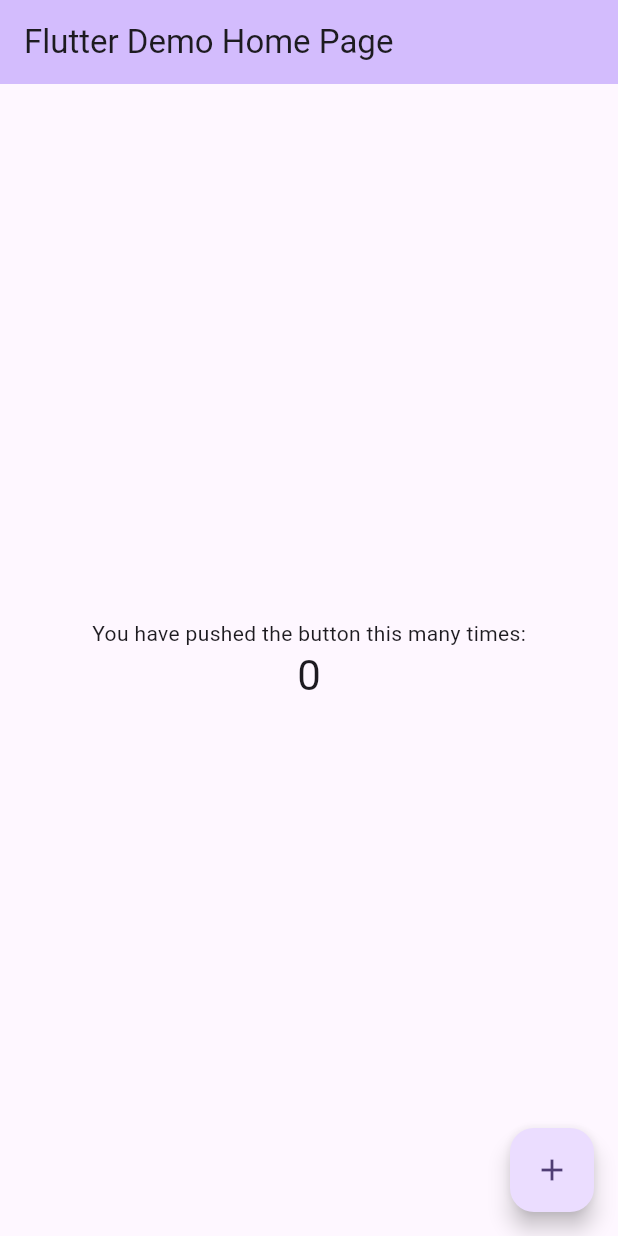
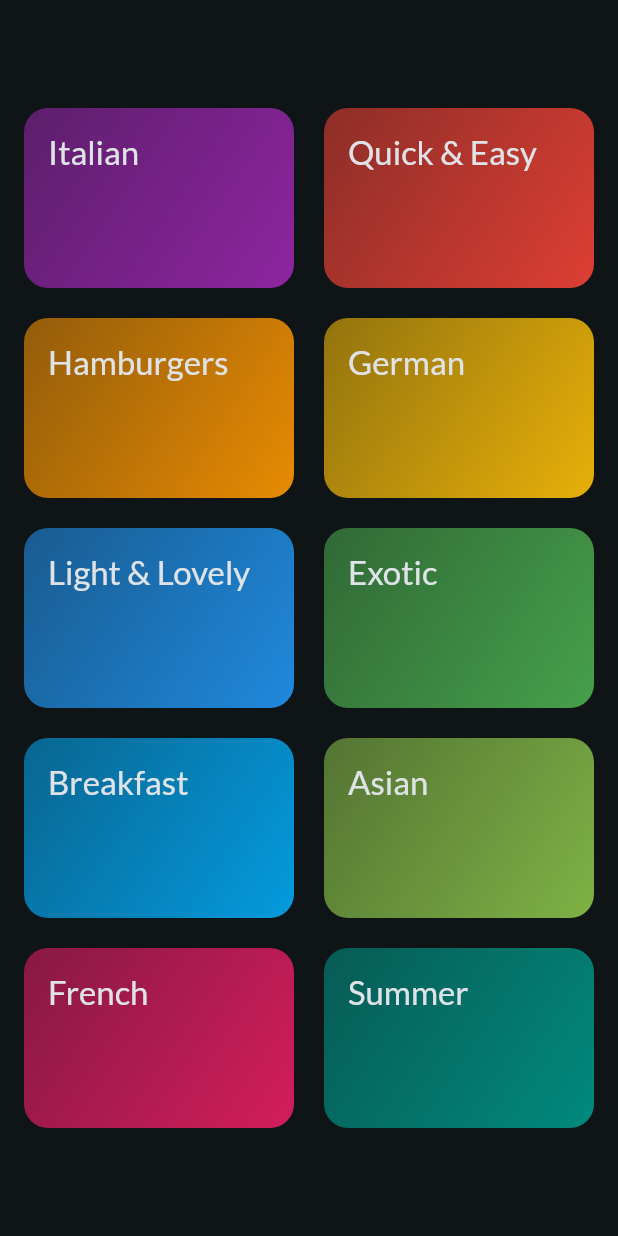
Before and after one commit to NhatPhamTan/MEAL-APP, a Flutter app: the screen it shows after launch, on a phone screen of 412 x 824 dp. Run offline on Flutter 3.47's test engine with Material 2 defaults, Android fonts, the phone set to English and light mode, and no system bars; our stand-ins replace google_fonts.

Commit message:
Base UI for main page and caegory page.

```diff
--- a/lib/main.dart
+++ b/lib/main.dart
@@ -1,125 +1,29 @@
 import 'package:flutter/material.dart';
 
+import 'package:google_fonts/google_fonts.dart';
+import 'package:meal_app/screens/categories.dart';
+
+final theme = ThemeData(
+  useMaterial3: true,
+  colorScheme: ColorScheme.fromSeed(
+    brightness: Brightness.dark,
+    seedColor: const Color.fromARGB(255, 38, 118, 150),
+  ),
+  textTheme: GoogleFonts.latoTextTheme(),
+);
+
 void main() {
-  runApp(const MyApp());
+  runApp(const App());
 }
 
-class MyApp extends StatelessWidget {
-  const MyApp({super.key});
+class App extends StatelessWidget {
+  const App({super.key});
 
-  // This widget is the root of your application.
   @override
   Widget build(BuildContext context) {
     return MaterialApp(
-      title: 'Flutter Demo',
-      theme: ThemeData(
-        // This is the theme of your application.
-        //
-        // TRY THIS: Try running your application with "flutter run". You'll see
-        // the application has a blue toolbar. Then, without quitting the app,
-        // try changing the seedColor in the colorScheme below to Colors.green
-        // and then invoke "hot reload" (save your changes or press the "hot
-        // reload" button in a Flutter-supported IDE, or press "r" if you used
-        // the command line to start the app).
-        //
-        // Notice that the counter didn't reset back to zero; the application
-        // state is not lost during the reload. To reset the state, use hot
-        // restart instead.
-        //
-        // This works for code too, not just values: Most code changes can be
-        // tested with just a hot reload.
-        colorScheme: ColorScheme.fromSeed(seedColor: Colors.deepPurple),
-        useMaterial3: true,
-      ),
-      home: const MyHomePage(title: 'Flutter Demo Home Page'),
+      theme: theme,
+      home: const Categories(),
     );
   }
 }
-
-class MyHomePage extends StatefulWidget {
-  const MyHomePage({super.key, required this.title});
-
-  // This widget is the home page of your application. It is stateful, meaning
-  // that it has a State object (defined below) that contains fields that affect
-  // how it looks.
-
-  // This class is the configuration for the state. It holds the values (in this
-  // case the title) provided by the parent (in this case the App widget) and
-  // used by the build method of the State. Fields in a Widget subclass are
-  // always marked "final".
-
-  final String title;
-
-  @override
-  State<MyHomePage> createState() => _MyHomePageState();
-}
-
-class _MyHomePageState extends State<MyHomePage> {
-  int _counter = 0;
-
-  void _incrementCounter() {
-    setState(() {
-      // This call to setState tells the Flutter framework that something has
-      // changed in this State, which causes it to rerun the build method below
-      // so that the display can reflect the updated values. If we changed
-      // _counter without calling setState(), then the build method would not be
-      // called again, and so nothing would appear to happen.
-      _counter++;
-    });
-  }
-
-  @override
-  Widget build(BuildContext context) {
-    // This method is rerun every time setState is called, for instance as done
-    // by the _incrementCounter method above.
-    //
-    // The Flutter framework has been optimized to make rerunning build methods
-    // fast, so that you can just rebuild anything that needs updating rather
-    // than having to individually change instances of widgets.
-    return Scaffold(
-      appBar: AppBar(
-        // TRY THIS: Try changing the color here to a specific color (to
-        // Colors.amber, perhaps?) and trigger a hot reload to see the AppBar
-        // change color while the other colors stay the same.
-        backgroundColor: Theme.of(context).colorScheme.inversePrimary,
-        // Here we take the value from the MyHomePage object that was created by
-        // the App.build method, and use it to set our appbar title.
-        title: Text(widget.title),
-      ),
-      body: Center(
-        // Center is a layout widget. It takes a single child and positions it
-        // in the middle of the parent.
-        child: Column(
-          // Column is also a layout widget. It takes a list of children and
-          // arranges them vertically. By default, it sizes itself to fit its
-          // children horizontally, and tries to be as tall as its parent.
-          //
-          // Column has various properties to control how it sizes itself and
-          // how it positions its children. Here we use mainAxisAlignment to
-          // center the children vertically; the main axis here is the vertical
-          // axis because Columns are vertical (the cross axis would be
-          // horizontal).
-          //
-          // TRY THIS: Invoke "debug painting" (choose the "Toggle Debug Paint"
-          // action in the IDE, or press "p" in the console), to see the
-          // wireframe for each widget.
-          mainAxisAlignment: MainAxisAlignment.center,
-          children: <Widget>[
-            const Text(
-              'You have pushed the button this many times:',
-            ),
-            Text(
-              '$_counter',
-              style: Theme.of(context).textTheme.headlineMedium,
-            ),
-          ],
-        ),
-      ),
-      floatingActionButton: FloatingActionButton(
-        onPressed: _incrementCounter,
-        tooltip: 'Increment',
-        child: const Icon(Icons.add),
-      ), // This trailing comma makes auto-formatting nicer for build methods.
-    );
-  }
-}
--- /dev/null
+++ b/lib/models/category.dart
@@ -0,0 +1,13 @@
+import 'package:flutter/material.dart';
+
+class Category {
+  const Category({
+    required this.id,
+    required this.title,
+    this.color = Colors.orange,
+  });
+
+  final String id;
+  final String title;
+  final Color color;
+}
--- /dev/null
+++ b/lib/screens/categories.dart
@@ -0,0 +1,47 @@
+import 'package:flutter/material.dart';
+
+import 'package:meal_app/data/dummy_data.dart';
+import 'package:meal_app/screens/meals.dart';
+import 'package:meal_app/widgets/category_grid_item.dart';
+
+class Categories extends StatelessWidget {
+  const Categories({super.key});
+
+  void _selectCategory(BuildContext context) {
+    Navigator.of(context).push(
+      //Navigator.push(context, route)
+      MaterialPageRoute(
+        builder: (ctx) => MealsScreen(
+          title: 'nothing',
+          meals: [],
+        ),
+      ),
+    );
+  }
+
+  @override
+  Widget build(BuildContext context) {
+    return Scaffold(
+      appBar: AppBar(),
+      body: GridView(
+        padding: const EdgeInsets.all(16),
+        gridDelegate: const SliverGridDelegateWithFixedCrossAxisCount(
+          crossAxisCount: 2,
+          childAspectRatio: 3 / 2,
+          crossAxisSpacing: 20,
+          mainAxisSpacing: 20,
+        ),
+        children: [
+          // availableCategories.map((category) => CategoryGridItem(category: category)).toList();
+          for (final category in availableCategories)
+            CategoryGridItem(
+              category: category,
+              onSelectCategory: () {
+                _selectCategory(context);
+              },
+            ),
+        ],
+      ),
+    );
+  }
+}
--- /dev/null
+++ b/lib/widgets/category_grid_item.dart
@@ -0,0 +1,42 @@
+import 'package:flutter/material.dart';
+import 'package:meal_app/models/category.dart';
+
+class CategoryGridItem extends StatelessWidget {
+  const CategoryGridItem({
+    super.key,
+    required this.category,
+    required this.onSelectCategory,
+  });
+
+  final Category category;
+  final void Function() onSelectCategory;
+
+  @override
+  Widget build(BuildContext context) {
+    return InkWell(
+      onTap: onSelectCategory,
+      borderRadius: BorderRadius.circular(16),
+      child: Container(
+        padding: const EdgeInsets.all(16),
+        decoration: BoxDecoration(
+          borderRadius: BorderRadius.circular(16),
+          gradient: LinearGradient(
+            colors: [
+              category.color.withOpacity(0.55),
+              category.color.withOpacity(0.9),
+            ],
+            begin: Alignment.topLeft,
+            end: Alignment.bottomRight,
+          ),
+        ),
+        child: Text(
+          category.title,
+          style: Theme.of(context)
+              .textTheme
+              .titleLarge!
+              .copyWith(color: Theme.of(context).colorScheme.onBackground),
+        ),
+      ),
+    );
+  }
+}
--- a/pubspec.yaml
+++ b/pubspec.yaml
@@ -35,6 +35,7 @@ dependencies:
   # The following adds the Cupertino Icons font to your application.
   # Use with the CupertinoIcons class for iOS style icons.
   cupertino_icons: ^1.0.2
+  google_fonts: ^5.1.0
 
 dev_dependencies:
   flutter_test:
```
Also changed, not shown: lib/data/dummy_data.dart (added, +408 -0 lines), lib/models/meal.dart (added, +43 -0 lines), lib/screens/meals.dart (added, +50 -0 lines), pubspec.lock, 2 other files.
